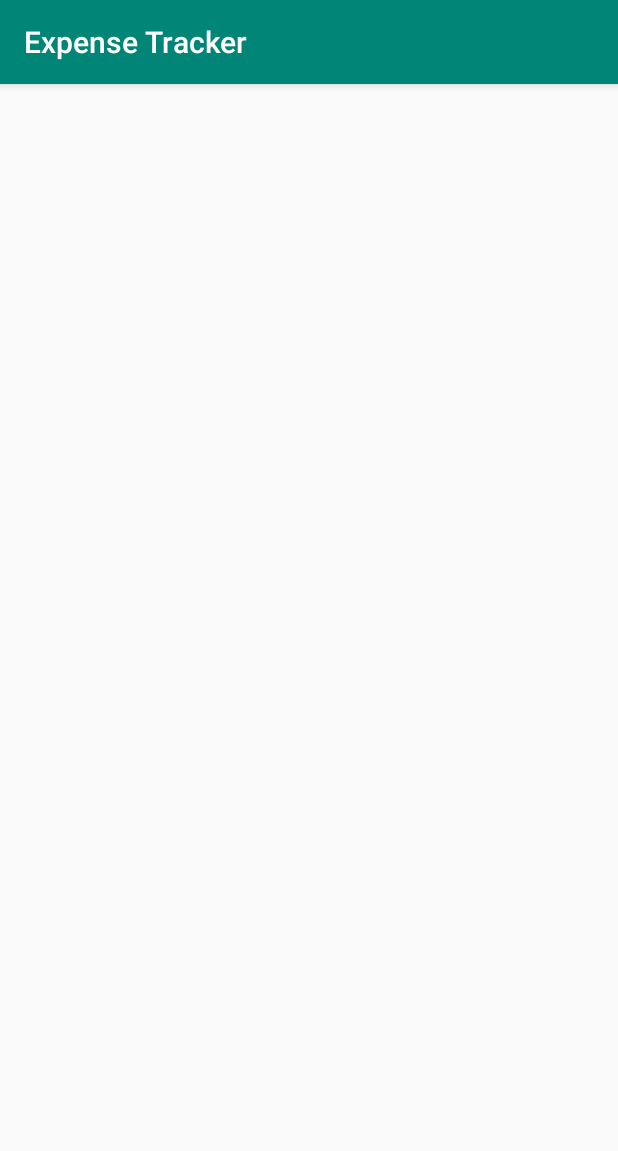
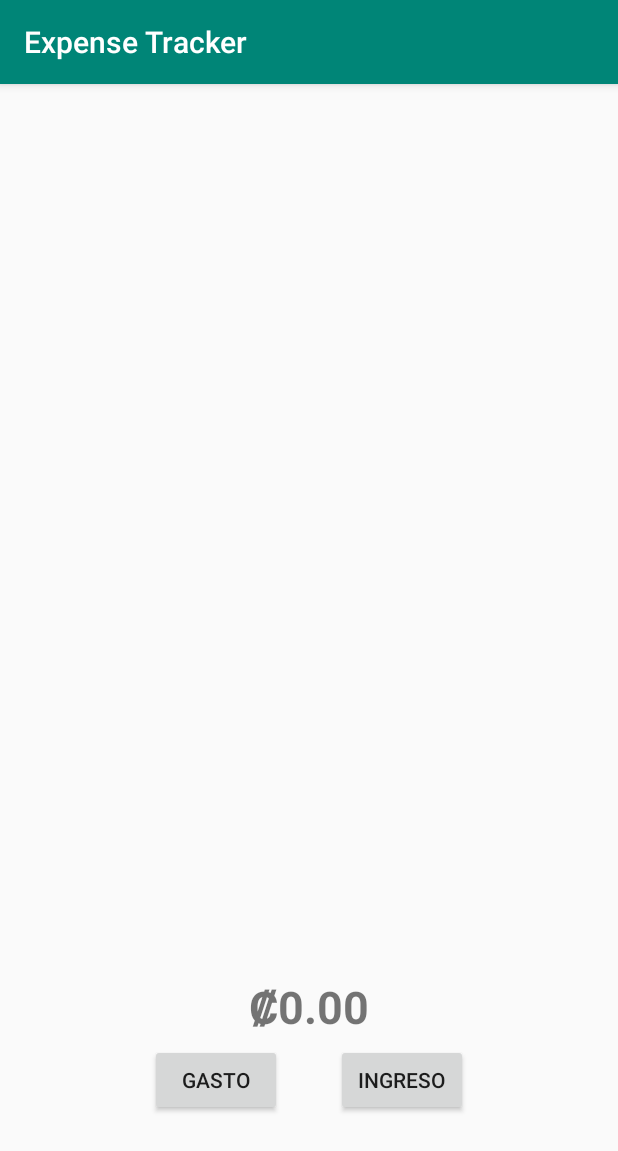
Before and after one commit to Kenneth-hv/ExpenseTracker, an Android app: the screen it shows after launch (MainActivity), on a phone screen of 412 x 824 dp. Shown: the top 1151 px of the screen. Run offline under Robolectric (Android 15) with nearby library versions, the phone set to English and light mode, and no system bars.

Commit message:
Added balance text and added expense and income buttons.

```diff
--- a/app/src/main/res/layout/activity_main.xml
+++ b/app/src/main/res/layout/activity_main.xml
@@ -4,4 +4,49 @@
     xmlns:tools="http://schemas.android.com/tools"
     android:layout_width="match_parent"
     android:layout_height="match_parent"
-    tools:context=".MainActivity" />
+    tools:context=".MainActivity" >
+
+    <Button
+        android:id="@+id/addExpenseButton"
+        android:layout_width="wrap_content"
+        android:layout_height="wrap_content"
+        android:layout_marginStart="100dp"
+        android:layout_marginLeft="100dp"
+        android:layout_marginEnd="37dp"
+        android:layout_marginRight="37dp"
+        android:layout_marginBottom="80dp"
+        android:text="Gasto"
+        app:layout_constraintBottom_toBottomOf="parent"
+        app:layout_constraintEnd_toStartOf="@+id/addIncomeButton"
+        app:layout_constraintHorizontal_bias="0.022"
+        app:layout_constraintStart_toStartOf="parent" />
+
+    <Button
+        android:id="@+id/addIncomeButton"
+        android:layout_width="wrap_content"
+        android:layout_height="wrap_content"
+        android:layout_marginEnd="100dp"
+        android:layout_marginRight="100dp"
+        android:layout_marginBottom="80dp"
+        android:text="Ingreso"
+        app:layout_constraintBottom_toBottomOf="parent"
+        app:layout_constraintEnd_toEndOf="parent" />
+
+    <TextView
+        android:id="@+id/textView"
+        android:layout_width="wrap_content"
+        android:layout_height="34dp"
+        android:layout_marginStart="100dp"
+        android:layout_marginLeft="100dp"
+        android:layout_marginEnd="100dp"
+        android:layout_marginRight="100dp"
+        android:layout_marginBottom="11dp"
+        android:lineSpacingExtra="10sp"
+        android:text="₡0.00"
+        android:textSize="30sp"
+        android:textStyle="bold"
+        app:layout_constraintBottom_toTopOf="@+id/addExpenseButton"
+        app:layout_constraintEnd_toEndOf="parent"
+        app:layout_constraintStart_toStartOf="parent" />
+
+</android.support.constraint.ConstraintLayout>
```
